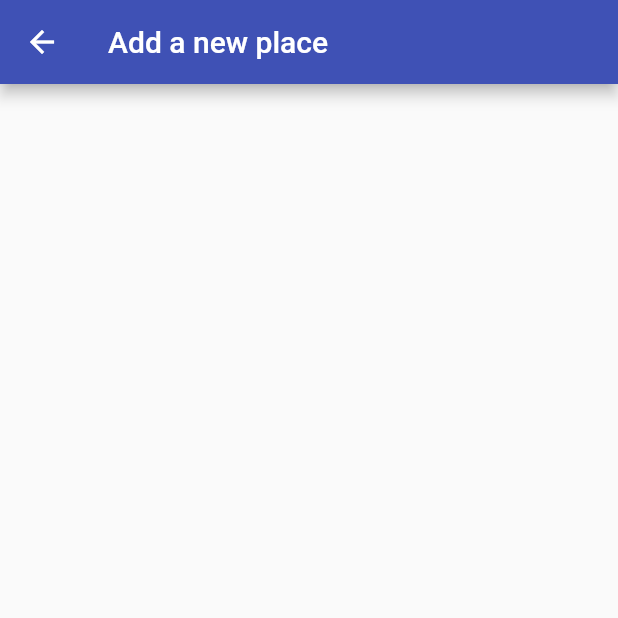
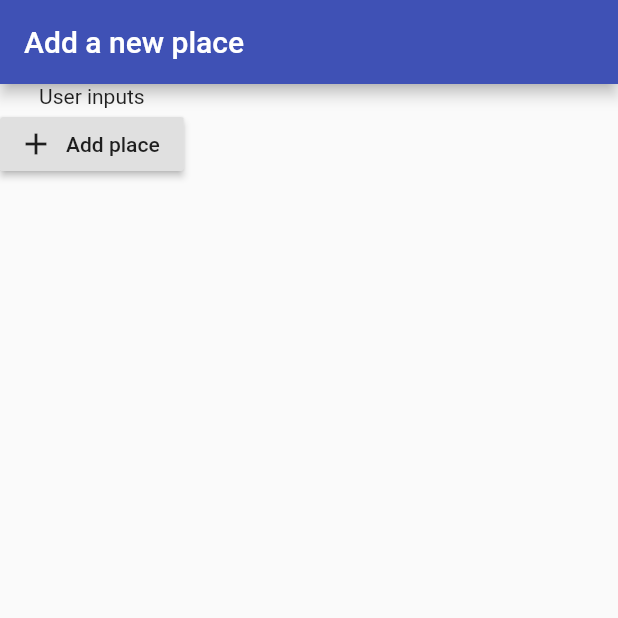
Before and after one commit to Wolfram-180/great_places_app, a Flutter app: the AddPlaceScreen screen opened directly, on a phone screen of 412 x 824 dp, the top half of it. Run offline on Flutter 3.47's test engine with Material 2 defaults, Android fonts, the phone set to English and light mode, and no system bars.

Commit message:
AddPlaceScreen updated

```diff
--- a/lib/main.dart
+++ b/lib/main.dart
@@ -1,9 +1,11 @@
 import 'package:flutter/material.dart';
+import 'package:great_places_app/screens/add_place_screen.dart';
 import 'package:great_places_app/screens/places_list_screen.dart';
 import 'package:provider/provider.dart';
 
 import 'providers/great_places.dart';
 import 'screens/places_list_screen.dart';
+//import 'screens/add_place_screen.dart';
 
 void main() => runApp(MyApp());
 
@@ -19,6 +21,9 @@ class MyApp extends StatelessWidget {
           accentColor: Colors.amber,
         ),
         home: PlacesListScreen(),
+        routes: {
+          AddPlaceScreen.routeName: (ctx) => AddPlaceScreen(),
+        },
       ),
     );
   }
--- a/lib/screens/add_place_screen.dart
+++ b/lib/screens/add_place_screen.dart
@@ -17,7 +17,16 @@ class _AddPlaceScreenState extends State<AddPlaceScreen> {
         title: Text('Add a new place'),
       ),
       body: Column(
-        children: [],
+        children: [
+          Text('User inputs'),
+          RaisedButton.icon(
+            onPressed: () {},
+            icon: Icon(
+              Icons.add,
+            ),
+            label: Text('Add place'),
+          )
+        ],
       ),
     );
   }
```
Also changed, not shown: lib/screens/places_list_screen.dart (+7 -1 lines).
